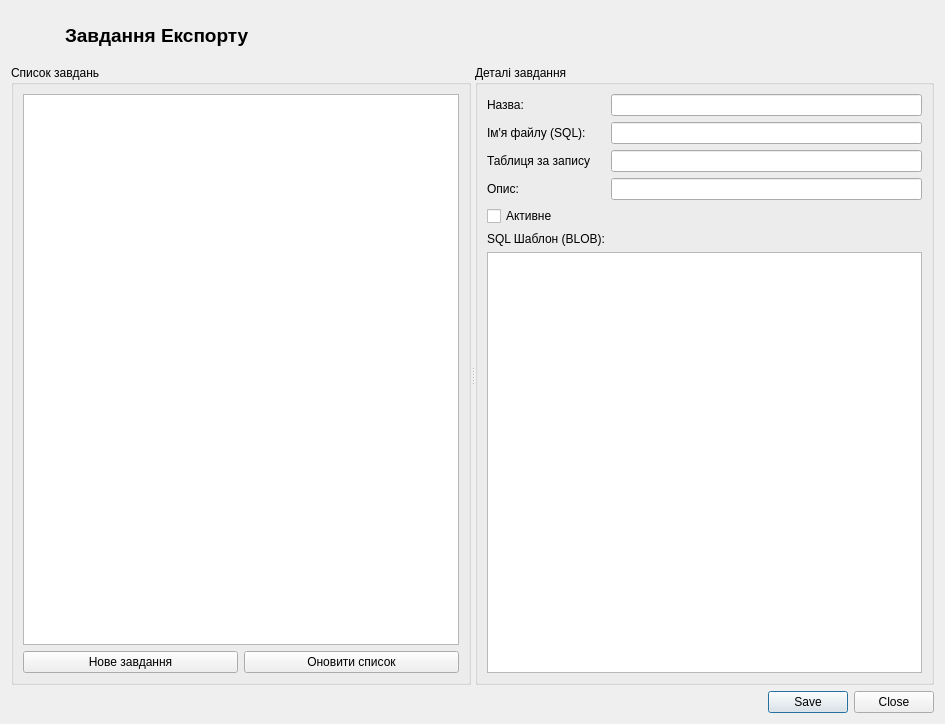
Above: Gandalf/Settings/exporttasksdialog.ui from rust3128/WhiteTower before the change. Below: the same form after it.
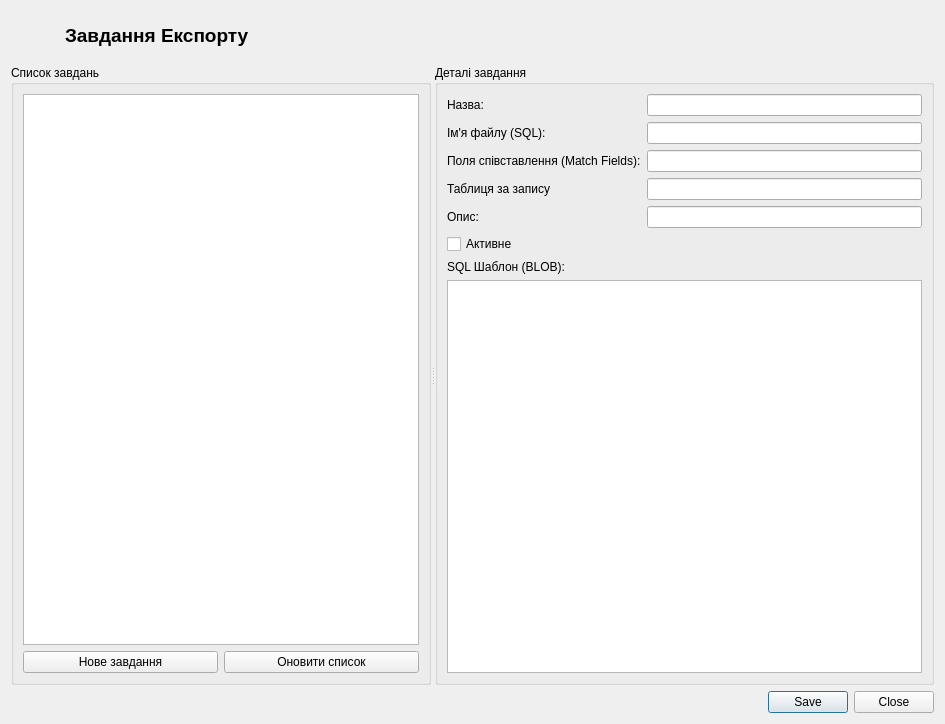
That is the form after the change. Icons and pictures are not drawn.

What changed in the file:
```diff
--- a/Gandalf/Settings/exporttasksdialog.ui
+++ b/Gandalf/Settings/exporttasksdialog.ui
@@ -93,16 +93,6 @@
        <string>Деталі завдання</string>
       </property>
       <layout class="QGridLayout" name="gridLayout_3">
-       <item row="3" column="1">
-        <widget class="QLineEdit" name="lineEditDescription"/>
-       </item>
-       <item row="4" column="0" colspan="2">
-        <widget class="QCheckBox" name="checkBoxIsActive">
-         <property name="text">
-          <string>Активне</string>
-         </property>
-        </widget>
-       </item>
        <item row="1" column="0">
         <widget class="QLabel" name="label_3">
          <property name="text">
@@ -110,16 +100,19 @@
          </property>
         </widget>
        </item>
-       <item row="6" column="0" colspan="2">
+       <item row="5" column="0" colspan="2">
+        <widget class="QCheckBox" name="checkBoxIsActive">
+         <property name="text">
+          <string>Активне</string>
+         </property>
+        </widget>
+       </item>
+       <item row="4" column="1">
+        <widget class="QLineEdit" name="lineEditDescription"/>
+       </item>
+       <item row="7" column="0" colspan="2">
         <widget class="QPlainTextEdit" name="plainTextEditSQL"/>
        </item>
-       <item row="3" column="0">
-        <widget class="QLabel" name="label_4">
-         <property name="text">
-          <string>Опис:</string>
-         </property>
-        </widget>
-       </item>
        <item row="0" column="0">
         <widget class="QLabel" name="label_2">
          <property name="text">
@@ -127,29 +120,50 @@
          </property>
         </widget>
        </item>
-       <item row="5" column="0">
-        <widget class="QLabel" name="label_5">
+       <item row="4" column="0">
+        <widget class="QLabel" name="label_4">
          <property name="text">
-          <string>SQL Шаблон (BLOB):</string>
+          <string>Опис:</string>
          </property>
         </widget>
        </item>
-       <item row="0" column="1">
-        <widget class="QLineEdit" name="lineEditTaskName"/>
-       </item>
        <item row="1" column="1">
         <widget class="QLineEdit" name="lineEditQueryFilename"/>
        </item>
-       <item row="2" column="1">
+       <item row="0" column="1">
+        <widget class="QLineEdit" name="lineEditTaskName"/>
+       </item>
+       <item row="6" column="0">
+        <widget class="QLabel" name="label_5">
+         <property name="text">
+          <string>SQL Шаблон (BLOB):</string>
+         </property>
+        </widget>
+       </item>
+       <item row="3" column="1">
         <widget class="QLineEdit" name="lineEditTargetTable"/>
        </item>
-       <item row="2" column="0">
+       <item row="3" column="0">
         <widget class="QLabel" name="label_6">
          <property name="text">
           <string>Таблиця за запису</string>
          </property>
         </widget>
        </item>
+       <item row="2" column="0">
+        <widget class="QLabel" name="label_7">
+         <property name="text">
+          <string>Поля співставлення (Match Fields):</string>
+         </property>
+        </widget>
+       </item>
+       <item row="2" column="1">
+        <widget class="QLineEdit" name="lineEditMatchFields">
+         <property name="toolTip">
+          <string>Поля, за якими перевіряється існування запису (через кому)</string>
+         </property>
+        </widget>
+       </item>
       </layout>
      </widget>
     </widget>
```
